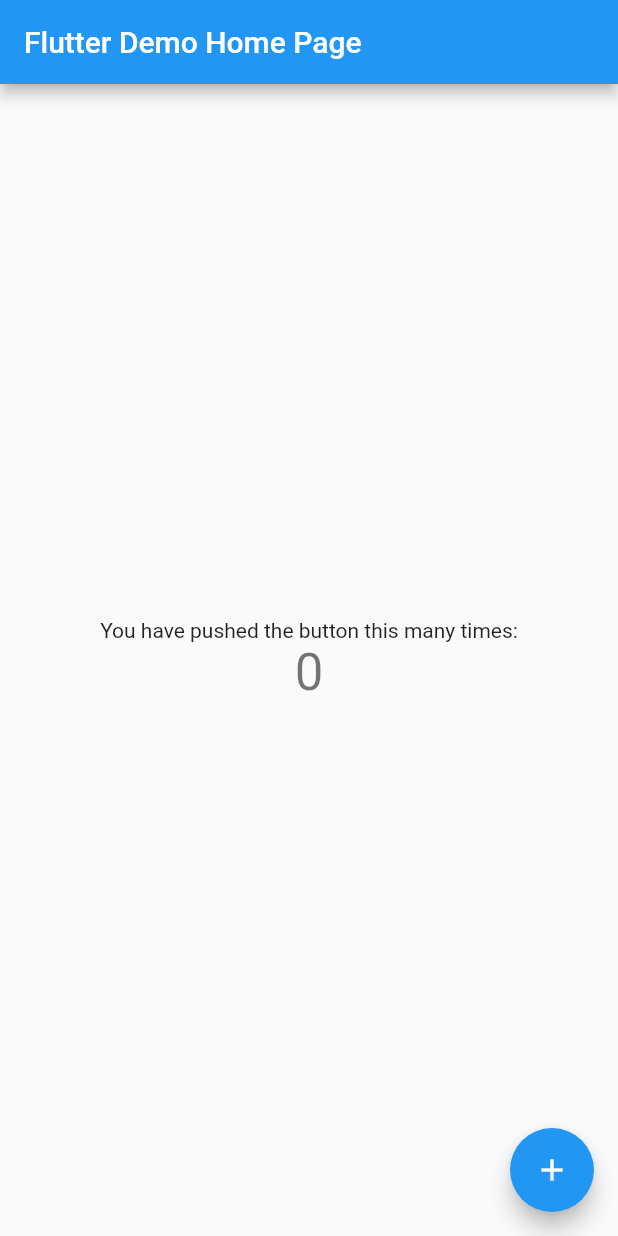
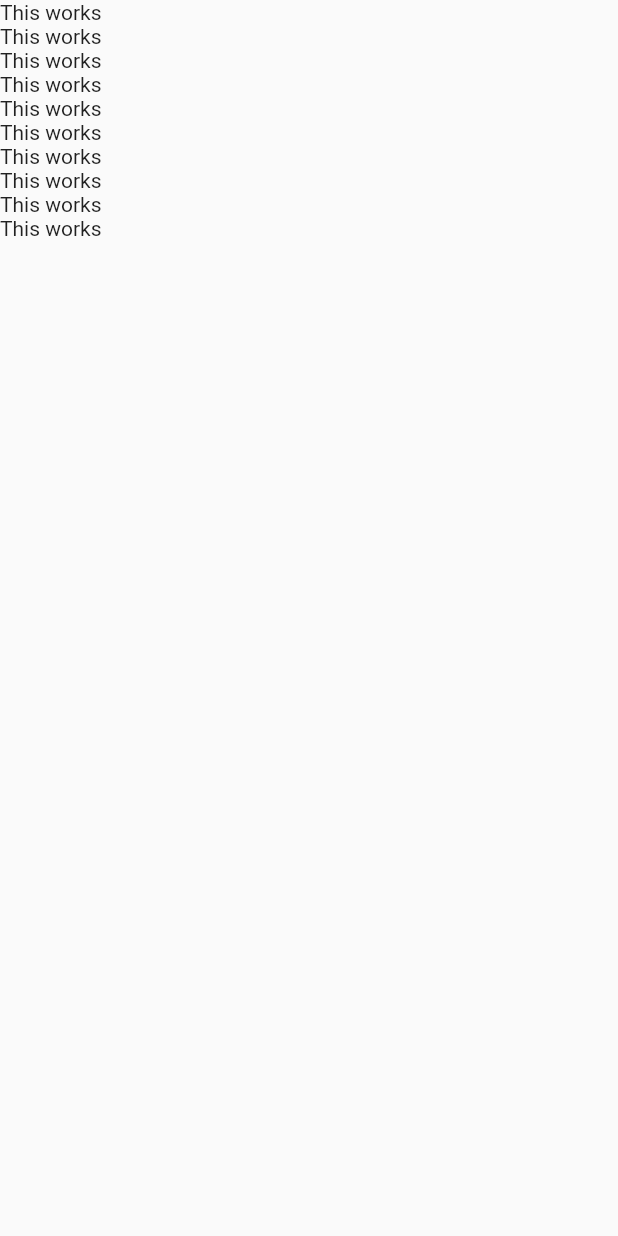
Before and after one commit to readytowork-org/flutter_chat, a Flutter app: the screen it shows after launch, on a phone screen of 412 x 824 dp. Run offline on Flutter 3.47's test engine with Material 2 defaults, Android fonts, the phone set to English and light mode, and no system bars.

Commit message:
14.3 Add screens

```diff
--- a/lib/main.dart
+++ b/lib/main.dart
@@ -1,4 +1,5 @@
 import 'package:flutter/material.dart';
+import './screens/chat.dart';
 
 void main() {
   runApp(const MyApp());
@@ -13,103 +14,9 @@ class MyApp extends StatelessWidget {
     return MaterialApp(
       title: 'Flutter Demo',
       theme: ThemeData(
-        // This is the theme of your application.
-        //
-        // Try running your application with "flutter run". You'll see the
-        // application has a blue toolbar. Then, without quitting the app, try
-        // changing the primarySwatch below to Colors.green and then invoke
-        // "hot reload" (press "r" in the console where you ran "flutter run",
-        // or simply save your changes to "hot reload" in a Flutter IDE).
-        // Notice that the counter didn't reset back to zero; the application
-        // is not restarted.
         primarySwatch: Colors.blue,
       ),
-      home: const MyHomePage(title: 'Flutter Demo Home Page'),
+      home: const ChatScreen(),
     );
   }
 }
-
-class MyHomePage extends StatefulWidget {
-  const MyHomePage({Key? key, required this.title}) : super(key: key);
-
-  // This widget is the home page of your application. It is stateful, meaning
-  // that it has a State object (defined below) that contains fields that affect
-  // how it looks.
-
-  // This class is the configuration for the state. It holds the values (in this
-  // case the title) provided by the parent (in this case the App widget) and
-  // used by the build method of the State. Fields in a Widget subclass are
-  // always marked "final".
-
-  final String title;
-
-  @override
-  State<MyHomePage> createState() => _MyHomePageState();
-}
-
-class _MyHomePageState extends State<MyHomePage> {
-  int _counter = 0;
-
-  void _incrementCounter() {
-    setState(() {
-      // This call to setState tells the Flutter framework that something has
-      // changed in this State, which causes it to rerun the build method below
-      // so that the display can reflect the updated values. If we changed
-      // _counter without calling setState(), then the build method would not be
-      // called again, and so nothing would appear to happen.
-      _counter++;
-    });
-  }
-
-  @override
-  Widget build(BuildContext context) {
-    // This method is rerun every time setState is called, for instance as done
-    // by the _incrementCounter method above.
-    //
-    // The Flutter framework has been optimized to make rerunning build methods
-    // fast, so that you can just rebuild anything that needs updating rather
-    // than having to individually change instances of widgets.
-    return Scaffold(
-      appBar: AppBar(
-        // Here we take the value from the MyHomePage object that was created by
-        // the App.build method, and use it to set our appbar title.
-        title: Text(widget.title),
-      ),
-      body: Center(
-        // Center is a layout widget. It takes a single child and positions it
-        // in the middle of the parent.
-        child: Column(
-          // Column is also a layout widget. It takes a list of children and
-          // arranges them vertically. By default, it sizes itself to fit its
-          // children horizontally, and tries to be as tall as its parent.
-          //
-          // Invoke "debug painting" (press "p" in the console, choose the
-          // "Toggle Debug Paint" action from the Flutter Inspector in Android
-          // Studio, or the "Toggle Debug Paint" command in Visual Studio Code)
-          // to see the wireframe for each widget.
-          //
-          // Column has various properties to control how it sizes itself and
-          // how it positions its children. Here we use mainAxisAlignment to
-          // center the children vertically; the main axis here is the vertical
-          // axis because Columns are vertical (the cross axis would be
-          // horizontal).
-          mainAxisAlignment: MainAxisAlignment.center,
-          children: <Widget>[
-            const Text(
-              'You have pushed the button this many times:',
-            ),
-            Text(
-              '$_counter',
-              style: Theme.of(context).textTheme.headline4,
-            ),
-          ],
-        ),
-      ),
-      floatingActionButton: FloatingActionButton(
-        onPressed: _incrementCounter,
-        tooltip: 'Increment',
-        child: const Icon(Icons.add),
-      ), // This trailing comma makes auto-formatting nicer for build methods.
-    );
-  }
-}
--- /dev/null
+++ b/lib/screens/chat.dart
@@ -0,0 +1,17 @@
+import 'package:flutter/material.dart';
+import 'package:flutter/src/foundation/key.dart';
+import 'package:flutter/src/widgets/framework.dart';
+
+class ChatScreen extends StatelessWidget {
+  const ChatScreen({Key? key}) : super(key: key);
+
+  @override
+  Widget build(BuildContext context) {
+    return Scaffold(
+      body: ListView.builder(
+        itemBuilder: (ctx, i) => const Text("This works"),
+        itemCount: 10,
+      ),
+    );
+  }
+}
```
Also changed, not shown: lib/screens/auth.dart (added).
